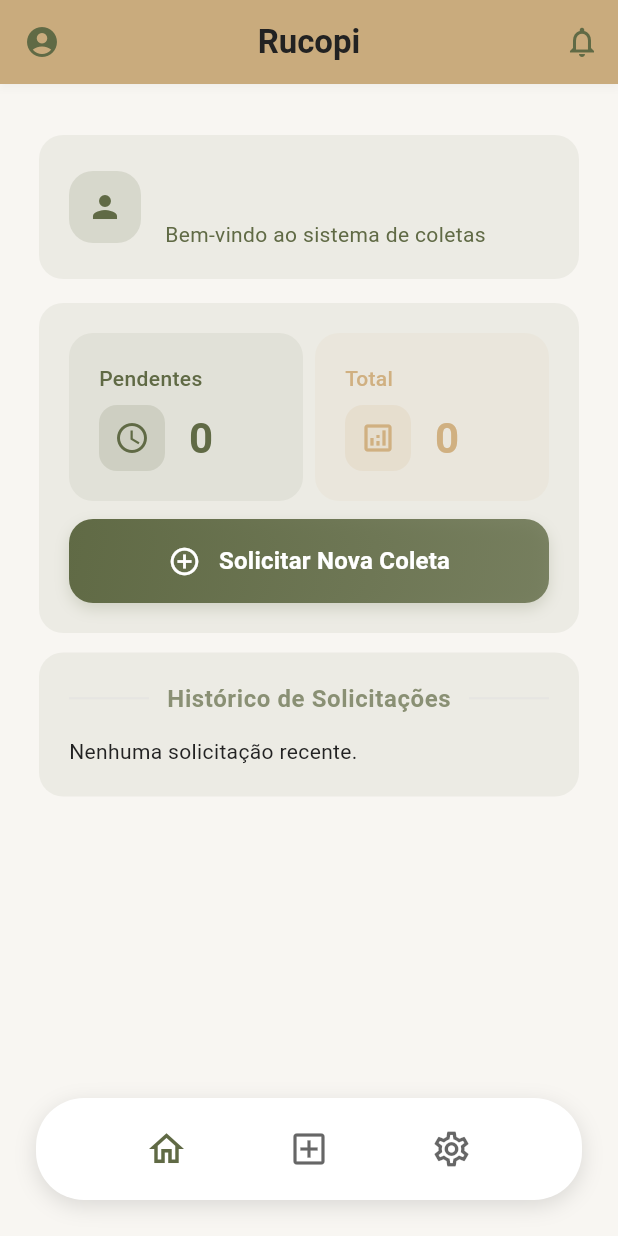
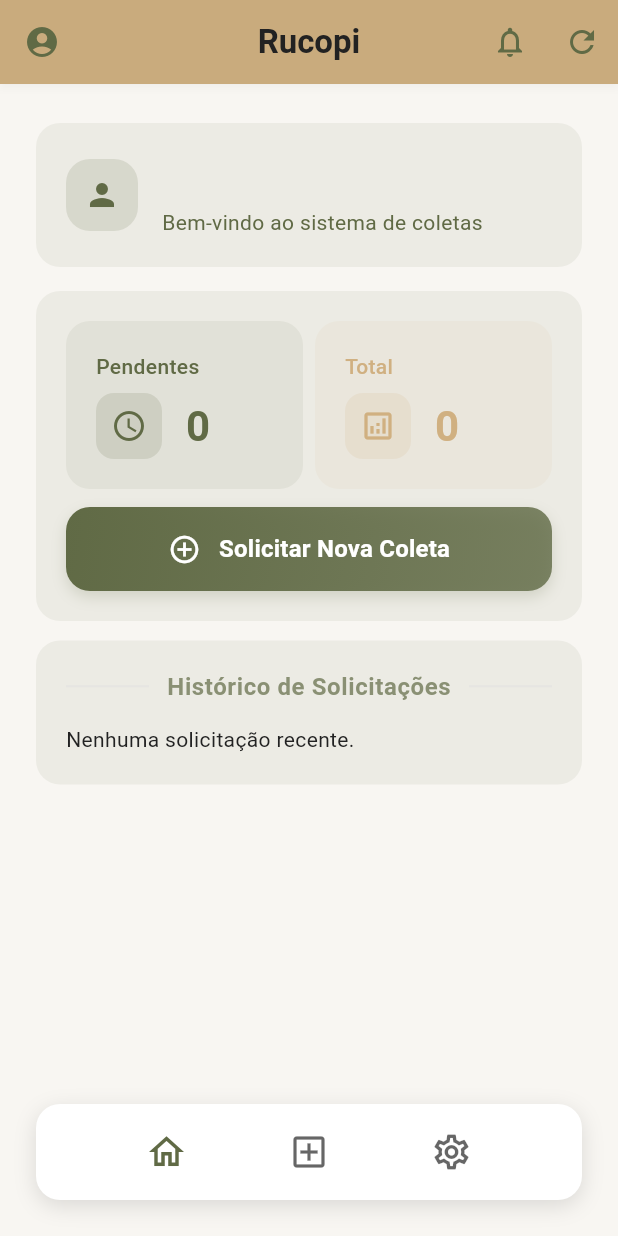
Before and after one commit to brunmdesv/rucopi, a Flutter app: the screen it shows once a user with an empty profile is signed in, on a phone screen of 412 x 824 dp. Run offline on Flutter 3.47's test engine with Material 3 defaults, Android fonts, the phone set to English and light mode, and no system bars; our stand-ins replace flutter_dotenv, image_picker, shared_preferences, supabase_flutter; accounts and stored records are empty.

Commit message:
✨ Adição de um botão de atualização na HomePage para recarregar dados e solicitações recentes. Refatoração da estrutura de exibição, unificando a apresentação de informações do usuário e estatísticas em cards, melhorando a responsividade e a experiência do usuário.

```diff
--- a/mobile/rucopi_mobile/lib/pages/home_page.dart
+++ b/mobile/rucopi_mobile/lib/pages/home_page.dart
@@ -136,20 +136,26 @@ class _HomePageState extends State<HomePage> with WidgetsBindingObserver {
           icon: const Icon(Icons.notifications_none),
           onPressed: () {},
         ),
+        IconButton(
+          icon: const Icon(Icons.refresh),
+          onPressed: () async {
+            setState(() {
+              loading = true;
+            });
+            await _carregarDados();
+            await _carregarSolicitacoesRecentes();
+          },
+          tooltip: 'Atualizar',
+        ),
       ],
       child: loading
           ? const Center(child: CircularProgressIndicator())
-          : RefreshIndicator(
-              onRefresh: _carregarDados,
-              child: SingleChildScrollView(
-                physics: const AlwaysScrollableScrollPhysics(),
-                padding: const EdgeInsets.symmetric(horizontal: 2, vertical: 2),
-                child: Column(
+          : Column(
               crossAxisAlignment: CrossAxisAlignment.start,
               children: [
                 // Header com informações do usuário
                 HomeSectionCard(
-                      margin: const EdgeInsets.only(top: 8, bottom: 8),
+                  margin: const EdgeInsets.only(top: 2, bottom: 8),
                   child: Column(
                     crossAxisAlignment: CrossAxisAlignment.start,
                     children: [
@@ -183,12 +189,8 @@ class _HomePageState extends State<HomePage> with WidgetsBindingObserver {
                                 const SizedBox(height: 4),
                                 Text(
                                   'Bem-vindo ao sistema de coletas',
-                                      style: theme.textTheme.bodyMedium
-                                          ?.copyWith(
-                                            color: theme
-                                                .textTheme
-                                                .bodySmall
-                                                ?.color,
+                                  style: theme.textTheme.bodyMedium?.copyWith(
+                                    color: theme.textTheme.bodySmall?.color,
                                   ),
                                 ),
                               ],
@@ -199,9 +201,7 @@ class _HomePageState extends State<HomePage> with WidgetsBindingObserver {
                     ],
                   ),
                 ),
-
                 const SizedBox(height: 0),
-
                 // Seção de estatísticas + botão principal em um único card
                 HomeSectionCard(
                   child: Column(
@@ -216,13 +216,11 @@ class _HomePageState extends State<HomePage> with WidgetsBindingObserver {
                                 borderRadius: BorderRadius.circular(16),
                               ),
                               child: Column(
-                                    crossAxisAlignment:
-                                        CrossAxisAlignment.start,
+                                crossAxisAlignment: CrossAxisAlignment.start,
                                 children: [
                                   Text(
                                     'Pendentes',
-                                        style: theme.textTheme.bodyMedium
-                                            ?.copyWith(
+                                    style: theme.textTheme.bodyMedium?.copyWith(
                                       color: theme.primaryColor,
                                       fontWeight: FontWeight.w500,
                                     ),
@@ -233,10 +231,12 @@ class _HomePageState extends State<HomePage> with WidgetsBindingObserver {
                                       Container(
                                         padding: const EdgeInsets.all(10),
                                         decoration: BoxDecoration(
-                                              color: theme.primaryColor
-                                                  .withOpacity(0.15),
-                                              borderRadius:
-                                                  BorderRadius.circular(12),
+                                          color: theme.primaryColor.withOpacity(
+                                            0.15,
+                                          ),
+                                          borderRadius: BorderRadius.circular(
+                                            12,
+                                          ),
                                         ),
                                         child: Icon(
                                           Icons.schedule_outlined,
@@ -247,9 +247,7 @@ class _HomePageState extends State<HomePage> with WidgetsBindingObserver {
                                       const SizedBox(width: 16),
                                       Text(
                                         solicitacoesPendentes.toString(),
-                                            style: theme
-                                                .textTheme
-                                                .headlineMedium
+                                        style: theme.textTheme.headlineMedium
                                             ?.copyWith(
                                               fontWeight: FontWeight.bold,
                                               color: theme.primaryColor,
@@ -267,23 +265,23 @@ class _HomePageState extends State<HomePage> with WidgetsBindingObserver {
                               padding: const EdgeInsets.all(20),
                               decoration: BoxDecoration(
                                 color: theme.brightness == Brightness.dark
-                                        ? theme.cardColor
-                                        : theme.colorScheme.secondary
-                                              .withOpacity(0.08),
+                                    ? Colors.orange.withOpacity(
+                                        0.15,
+                                      ) // fundo laranja suave no escuro
+                                    : theme.colorScheme.secondary.withOpacity(
+                                        0.08,
+                                      ),
                                 borderRadius: BorderRadius.circular(16),
                               ),
                               child: Column(
-                                    crossAxisAlignment:
-                                        CrossAxisAlignment.start,
+                                crossAxisAlignment: CrossAxisAlignment.start,
                                 children: [
                                   Text(
                                     'Total',
-                                        style: theme.textTheme.bodyMedium
-                                            ?.copyWith(
-                                              color:
-                                                  theme.brightness ==
-                                                      Brightness.dark
-                                                  ? Colors.white70
+                                    style: theme.textTheme.bodyMedium?.copyWith(
+                                      color: theme.brightness == Brightness.dark
+                                          ? Colors
+                                                .orange // cor do status 'Pendente'
                                           : theme.colorScheme.secondary,
                                       fontWeight: FontWeight.w500,
                                     ),
@@ -297,18 +295,22 @@ class _HomePageState extends State<HomePage> with WidgetsBindingObserver {
                                           color:
                                               theme.brightness ==
                                                   Brightness.dark
-                                                  ? Colors.white24
+                                              ? Colors.orange.withOpacity(
+                                                  0.15,
+                                                ) // fundo laranja suave
                                               : theme.colorScheme.secondary
                                                     .withOpacity(0.15),
-                                              borderRadius:
-                                                  BorderRadius.circular(12),
+                                          borderRadius: BorderRadius.circular(
+                                            12,
+                                          ),
                                         ),
                                         child: Icon(
                                           Icons.analytics_outlined,
                                           color:
                                               theme.brightness ==
                                                   Brightness.dark
-                                                  ? Colors.white
+                                              ? Colors
+                                                    .orange // ícone laranja
                                               : theme.colorScheme.secondary,
                                           size: 24,
                                         ),
@@ -316,18 +318,15 @@ class _HomePageState extends State<HomePage> with WidgetsBindingObserver {
                                       const SizedBox(width: 16),
                                       Text(
                                         solicitacoesTotais.toString(),
-                                            style: theme
-                                                .textTheme
-                                                .headlineMedium
+                                        style: theme.textTheme.headlineMedium
                                             ?.copyWith(
                                               fontWeight: FontWeight.bold,
                                               color:
                                                   theme.brightness ==
                                                       Brightness.dark
-                                                      ? Colors.white
-                                                      : theme
-                                                            .colorScheme
-                                                            .secondary,
+                                                  ? Colors
+                                                        .orange // valor laranja
+                                                  : theme.colorScheme.secondary,
                                             ),
                                       ),
                                     ],
@@ -345,8 +344,7 @@ class _HomePageState extends State<HomePage> with WidgetsBindingObserver {
                           final result = await Navigator.push(
                             context,
                             MaterialPageRoute(
-                                  builder: (context) =>
-                                      const NovaSolicitacaoPage(),
+                              builder: (context) => const NovaSolicitacaoPage(),
                             ),
                           );
                           if (result == true) {
@@ -389,8 +387,7 @@ class _HomePageState extends State<HomePage> with WidgetsBindingObserver {
                               const SizedBox(width: 12),
                               Text(
                                 'Solicitar Nova Coleta',
-                                    style: theme.textTheme.titleMedium
-                                        ?.copyWith(
+                                style: theme.textTheme.titleMedium?.copyWith(
                                   color: Colors.white,
                                   fontWeight: FontWeight.w600,
                                 ),
@@ -403,7 +400,6 @@ class _HomePageState extends State<HomePage> with WidgetsBindingObserver {
                   ),
                 ),
                 const SizedBox(height: 0),
-
                 // Seção Histórico de Solicitações em um único card
                 HomeSectionCard(
                   margin: const EdgeInsets.only(top: 5, bottom: 2),
@@ -420,9 +416,7 @@ class _HomePageState extends State<HomePage> with WidgetsBindingObserver {
                             ),
                           ),
                           Padding(
-                                padding: const EdgeInsets.symmetric(
-                                  horizontal: 12,
-                                ),
+                            padding: const EdgeInsets.symmetric(horizontal: 12),
                             child: Text(
                               'Histórico de Solicitações',
                               style: theme.textTheme.bodySmall?.copyWith(
@@ -464,9 +458,7 @@ class _HomePageState extends State<HomePage> with WidgetsBindingObserver {
                                 );
                               },
                               icon: const Icon(Icons.list_alt),
-                                  label: const Text(
-                                    'Ver todas as solicitações',
-                                  ),
+                              label: const Text('Ver todas as solicitações'),
                               style: ElevatedButton.styleFrom(
                                 backgroundColor: theme.primaryColor,
                                 foregroundColor: Colors.white,
@@ -490,10 +482,8 @@ class _HomePageState extends State<HomePage> with WidgetsBindingObserver {
                     ],
                   ),
                 ),
-                    const SizedBox(height: 32),
+                const SizedBox(height: 15),
               ],
-                ),
-              ),
             ),
     );
   }
--- a/mobile/rucopi_mobile/lib/widgets/bottom_navbar.dart
+++ b/mobile/rucopi_mobile/lib/widgets/bottom_navbar.dart
@@ -18,7 +18,7 @@ class BottomNavBar extends StatelessWidget {
       child: Container(
         decoration: BoxDecoration(
           color: theme.cardColor,
-          borderRadius: BorderRadius.circular(32),
+          borderRadius: BorderRadius.circular(16),
           boxShadow: theme.brightness == Brightness.dark
               ? []
               : [
@@ -29,7 +29,7 @@ class BottomNavBar extends StatelessWidget {
                   ),
                 ],
         ),
-        padding: const EdgeInsets.symmetric(vertical: 10, horizontal: 16),
+        padding: const EdgeInsets.symmetric(vertical: 8, horizontal: 16),
         child: Row(
           mainAxisAlignment: MainAxisAlignment.spaceEvenly,
           children: [
```
Also changed, not shown: mobile/rucopi_mobile/flutter_06.png (added), mobile/rucopi_mobile/flutter_07.png (added). Lines whose indentation alone changed are shown as unchanged.
